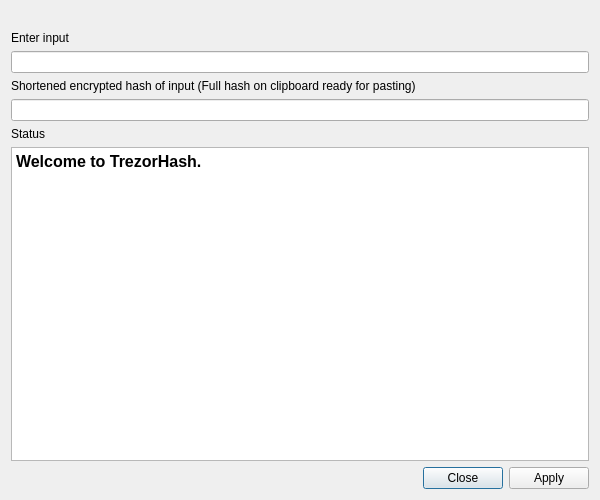
Above: dialog.ui from 8go/TrezorHash before the change. Below: the same form after it.
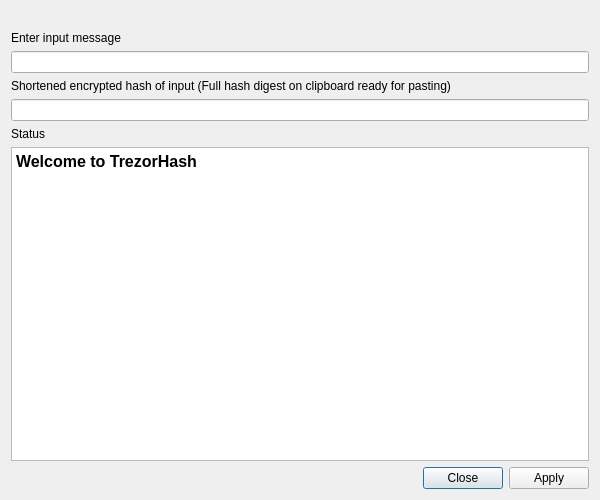
That is the form after the change. Icons and pictures are not drawn.

The edit to the form file:
```diff
--- a/dialog.ui
+++ b/dialog.ui
@@ -70,7 +70,7 @@
    <item>
     <widget class="QLabel" name="labelInput">
      <property name="text">
-      <string>Enter input</string>
+      <string>Enter input message</string>
      </property>
     </widget>
    </item>
@@ -84,7 +84,7 @@
    <item>
     <widget class="QLabel" name="labelOutput">
      <property name="text">
-      <string>Shortened encrypted hash of input (Full hash on clipboard ready for pasting)</string>
+      <string>Shortened encrypted hash of input (Full hash digest on clipboard ready for pasting)</string>
      </property>
     </widget>
    </item>
@@ -145,7 +145,7 @@
 &lt;html&gt;&lt;head&gt;&lt;meta name=&quot;qrichtext&quot; content=&quot;1&quot; /&gt;&lt;style type=&quot;text/css&quot;&gt;
 p, li { white-space: pre-wrap; }
 &lt;/style&gt;&lt;/head&gt;&lt;body style=&quot; font-family:'Cantarell'; font-size:11pt; font-weight:400; font-style:normal;&quot;&gt;
-&lt;p style=&quot; margin-top:0px; margin-bottom:0px; margin-left:0px; margin-right:0px; -qt-block-indent:0; text-indent:0px;&quot;&gt;&lt;span style=&quot; font-family:'DejaVu Sans'; font-size:12pt; font-weight:600;&quot;&gt;Welcome to TrezorHash. &lt;/span&gt;&lt;/p&gt;
+&lt;p style=&quot; margin-top:0px; margin-bottom:0px; margin-left:0px; margin-right:0px; -qt-block-indent:0; text-indent:0px;&quot;&gt;&lt;span style=&quot; font-family:'DejaVu Sans'; font-size:12pt; font-weight:600;&quot;&gt;Welcome to TrezorHash &lt;/span&gt;&lt;/p&gt;
 &lt;p style=&quot;-qt-paragraph-type:empty; margin-top:0px; margin-bottom:0px; margin-left:0px; margin-right:0px; -qt-block-indent:0; text-indent:0px;&quot;&gt;&lt;br /&gt;&lt;/p&gt;
 &lt;p style=&quot;-qt-paragraph-type:empty; margin-top:0px; margin-bottom:0px; margin-left:0px; margin-right:0px; -qt-block-indent:0; text-indent:0px; font-family:'DejaVu Sans'; font-size:12pt;&quot;&gt;&lt;br /&gt;&lt;/p&gt;&lt;/body&gt;&lt;/html&gt;</string>
      </property>
```
Left out of the diff: 2 changed lines with no effect on the pictures.
